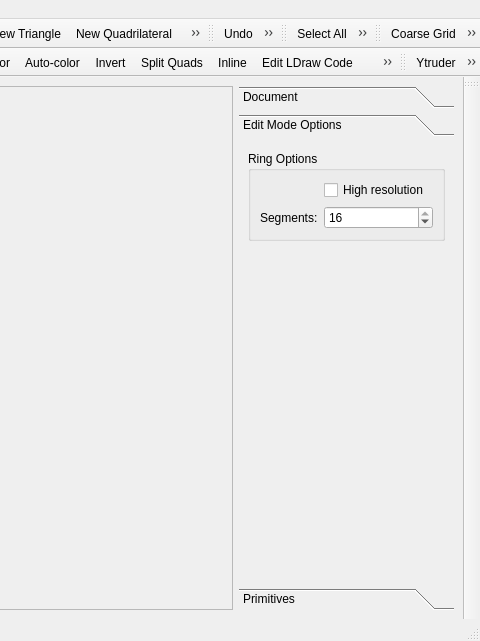
Above: ui/ldforge.ui from Symbian9/ldforge before the change; both pictures show x 530 to 1010 and y 0 to 641 of the 1010 by 641 pixel window. Below: the same form after it.
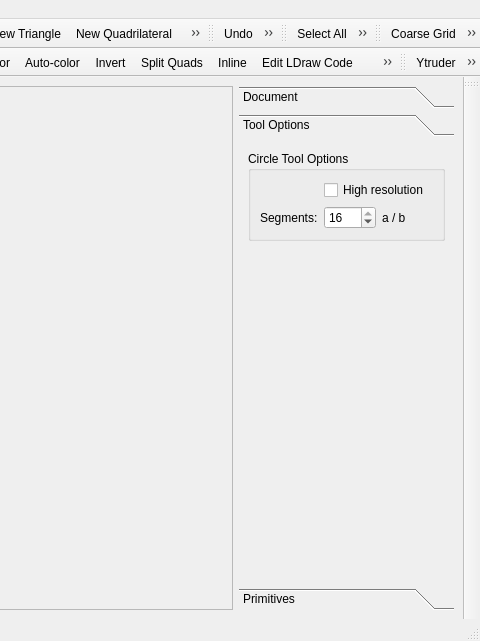
That is the form after the change. The open tabs and pages were chosen to show the change. Icons and pictures are not drawn.

Commit message: - display a label next to the spinbox showing the fraction

Patch:
```diff
--- a/ui/ldforge.ui
+++ b/ui/ldforge.ui
@@ -76,17 +76,17 @@
            <x>0</x>
            <y>0</y>
            <width>237</width>
-           <height>414</height>
+           <height>434</height>
           </rect>
          </property>
          <attribute name="label">
-          <string>Edit Mode Options</string>
+          <string>Tool Options</string>
          </attribute>
          <layout class="QVBoxLayout" name="verticalLayout_4">
           <item>
            <widget class="QGroupBox" name="groupBox">
             <property name="title">
-             <string>Ring Options</string>
+             <string>Circle Tool Options</string>
             </property>
             <layout class="QVBoxLayout" name="verticalLayout_5">
              <item>
@@ -106,6 +106,8 @@
                 </widget>
                </item>
                <item row="1" column="1">
+                <layout class="QHBoxLayout" name="horizontalLayout_2">
+                 <item>
                 <widget class="QSpinBox" name="ringToolSegments">
                  <property name="enabled">
                   <bool>true</bool>
@@ -121,6 +123,15 @@
                  </property>
                 </widget>
                </item>
+                 <item>
+                  <widget class="QLabel" name="ringToolSegmentsLabel">
+                   <property name="text">
+                    <string>a / b</string>
+                   </property>
+                  </widget>
+                 </item>
+                </layout>
+               </item>
               </layout>
              </item>
             </layout>
```
Left out of the diff: 4 changed lines with no effect on the pictures. Lines whose indentation alone changed are shown as unchanged. The commit also changes 2 other files.
